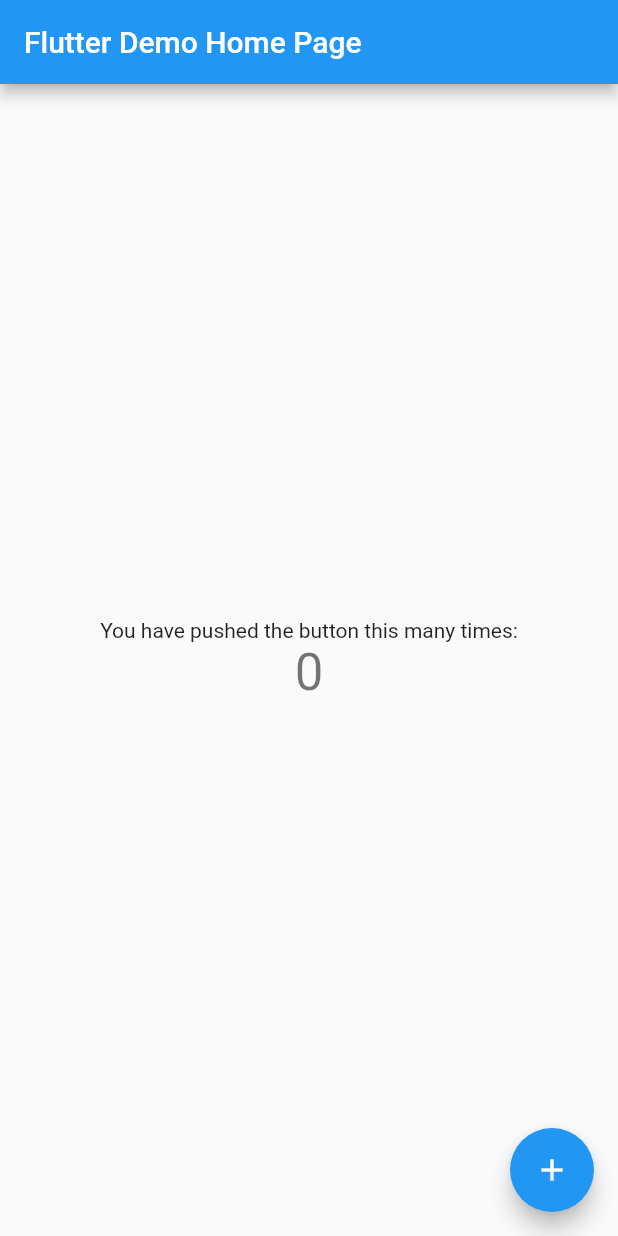
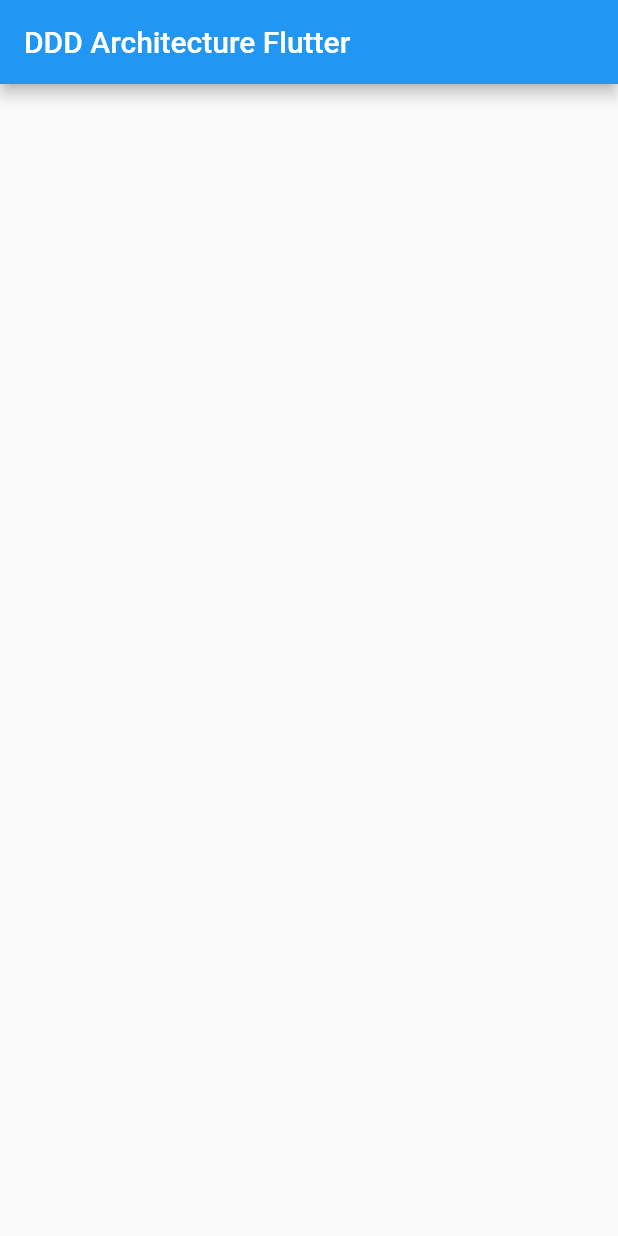
Before and after one commit to glitchpop-frenzy/ddd_architecture_flutter, a Flutter app: the screen it shows after launch, on a phone screen of 412 x 824 dp. Run offline on Flutter 3.47's test engine with Material 2 defaults, Android fonts, the phone set to English and light mode, and no system bars.

```diff
--- a/lib/main.dart
+++ b/lib/main.dart
@@ -13,103 +13,27 @@ class MyApp extends StatelessWidget {
     return MaterialApp(
       title: 'Flutter Demo',
       theme: ThemeData(
-        // This is the theme of your application.
-        //
-        // Try running your application with "flutter run". You'll see the
-        // application has a blue toolbar. Then, without quitting the app, try
-        // changing the primarySwatch below to Colors.green and then invoke
-        // "hot reload" (press "r" in the console where you ran "flutter run",
-        // or simply save your changes to "hot reload" in a Flutter IDE).
-        // Notice that the counter didn't reset back to zero; the application
-        // is not restarted.
         primarySwatch: Colors.blue,
       ),
-      home: const MyHomePage(title: 'Flutter Demo Home Page'),
+      home: const MyHomePage(),
     );
   }
 }
 
 class MyHomePage extends StatefulWidget {
-  const MyHomePage({Key? key, required this.title}) : super(key: key);
-
-  // This widget is the home page of your application. It is stateful, meaning
-  // that it has a State object (defined below) that contains fields that affect
-  // how it looks.
-
-  // This class is the configuration for the state. It holds the values (in this
-  // case the title) provided by the parent (in this case the App widget) and
-  // used by the build method of the State. Fields in a Widget subclass are
-  // always marked "final".
-
-  final String title;
+  const MyHomePage({Key? key}) : super(key: key);
 
   @override
   State<MyHomePage> createState() => _MyHomePageState();
 }
 
 class _MyHomePageState extends State<MyHomePage> {
-  int _counter = 0;
-
-  void _incrementCounter() {
-    setState(() {
-      // This call to setState tells the Flutter framework that something has
-      // changed in this State, which causes it to rerun the build method below
-      // so that the display can reflect the updated values. If we changed
-      // _counter without calling setState(), then the build method would not be
-      // called again, and so nothing would appear to happen.
-      _counter++;
-    });
-  }
-
   @override
   Widget build(BuildContext context) {
-    // This method is rerun every time setState is called, for instance as done
-    // by the _incrementCounter method above.
-    //
-    // The Flutter framework has been optimized to make rerunning build methods
-    // fast, so that you can just rebuild anything that needs updating rather
-    // than having to individually change instances of widgets.
     return Scaffold(
       appBar: AppBar(
-        // Here we take the value from the MyHomePage object that was created by
-        // the App.build method, and use it to set our appbar title.
-        title: Text(widget.title),
+        title: const Text('DDD Architecture Flutter'),
       ),
-      body: Center(
-        // Center is a layout widget. It takes a single child and positions it
-        // in the middle of the parent.
-        child: Column(
-          // Column is also a layout widget. It takes a list of children and
-          // arranges them vertically. By default, it sizes itself to fit its
-          // children horizontally, and tries to be as tall as its parent.
-          //
-          // Invoke "debug painting" (press "p" in the console, choose the
-          // "Toggle Debug Paint" action from the Flutter Inspector in Android
-          // Studio, or the "Toggle Debug Paint" command in Visual Studio Code)
-          // to see the wireframe for each widget.
-          //
-          // Column has various properties to control how it sizes itself and
-          // how it positions its children. Here we use mainAxisAlignment to
-          // center the children vertically; the main axis here is the vertical
-          // axis because Columns are vertical (the cross axis would be
-          // horizontal).
-          mainAxisAlignment: MainAxisAlignment.center,
-          children: <Widget>[
-            const Text(
-              'You have pushed the button this many times:',
-            ),
-            Text(
-              '$_counter',
-              style: Theme.of(context).textTheme.headline4,
-            ),
-          ],
-        ),
-      ),
-      floatingActionButton: FloatingActionButton(
-        onPressed: _incrementCounter,
-        tooltip: 'Increment',
-        child: const Icon(Icons.add),
-      ), // This trailing comma makes auto-formatting nicer for build methods.
     );
   }
 }
```
Also changed, not shown: 1 other file.
